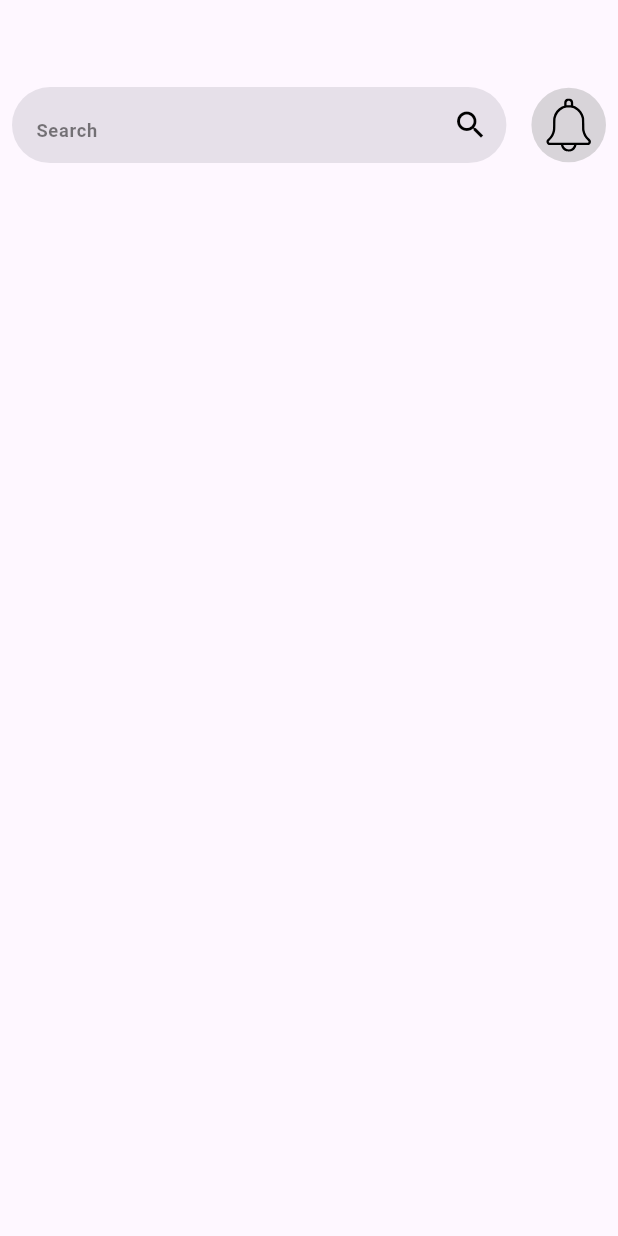
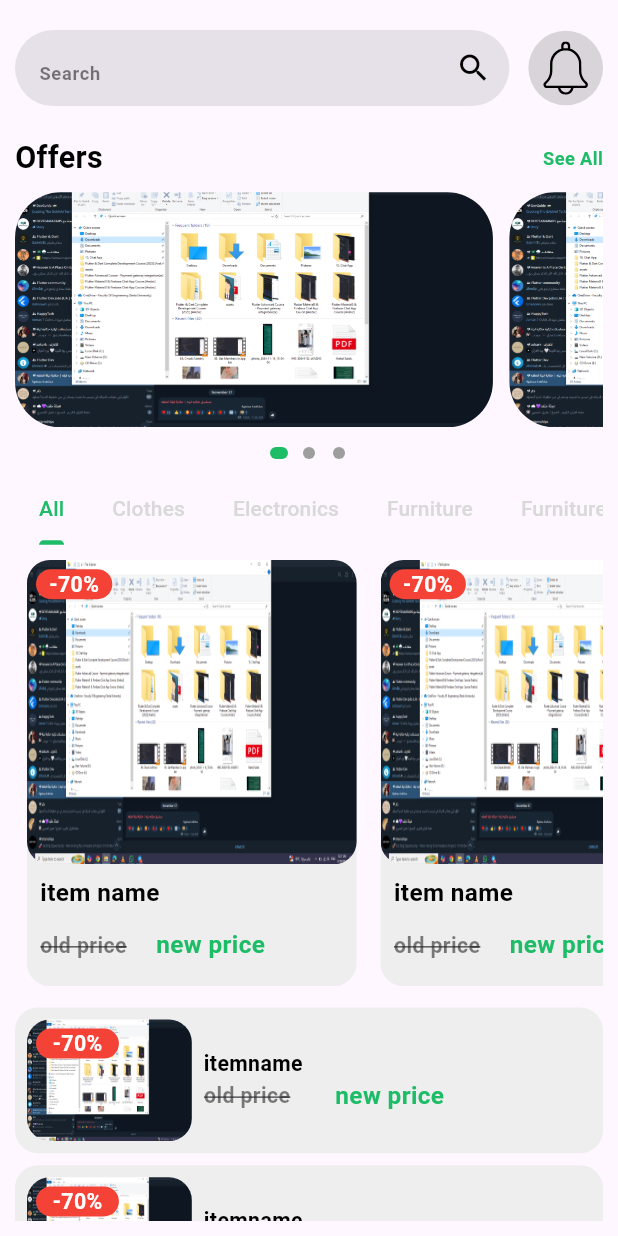
Before and after one commit to menna21111/trendify, a Flutter app: the screen it shows after launch, on a phone screen of 412 x 824 dp. Run offline on Flutter 3.47's test engine with Material 3 defaults, Android fonts, the phone set to English and light mode, and no system bars; drawn by our look-alikes of dots_indicator; our stand-ins replace bloc, flutter_screenutil, flutter_svg, freezed_annotation, shared_preferences.

Commit message:
'changes'

```diff
--- a/lib/features/home/presination/pages/home_screan.dart
+++ b/lib/features/home/presination/pages/home_screan.dart
@@ -3,6 +3,13 @@ import 'package:flutter_screenutil/flutter_screenutil.dart';
 import 'package:trendify/core/Theming/colors.dart';
 import 'package:trendify/core/Theming/text_styles.dart';
 import 'package:flutter_svg/flutter_svg.dart';
+
+import '../widgets/appbar_home.dart';
+import '../widgets/banners.dart';
+import '../widgets/categrios.dart';
+import '../widgets/item_categries.dart';
+import '../widgets/list_categries_item.dart';
+import '../widgets/product_list.dart';
 class HomeScrean extends StatelessWidget {
   const HomeScrean({super.key});
 
@@ -11,37 +18,30 @@ class HomeScrean extends StatelessWidget {
     return  SafeArea(
       child: Scaffold(
       body: Padding(
-        padding: const EdgeInsets.all(8.0),
-        child: Column(children: [
-          const SizedBox(height: 50,),
-          Row(
-            children: [
-              SizedBox(
-                width: 300.w,
-                height: 50.h,
-                child: TextFormField(
-                  cursorColor: Colors.black,
-                      decoration: InputDecoration(
-                        filled: true,
-                        // contentPadding: EdgeInsets.symmetric(vertical: 10.h,horizontal: 10.w),
-                        fillColor: Colors.grey[250],
-                        suffixIcon: const Icon(Icons.search,color: Colorsmanager.blackcolor,),
-                        focusedBorder: OutlineInputBorder(borderRadius: BorderRadius.circular(25.r),borderSide: const BorderSide(color: Colors.transparent)),
-                        hintText: 'Search',
-                        hintStyle: Textstyles.font12greybold,
-                      enabledBorder: OutlineInputBorder(borderRadius: BorderRadius.circular(25.r),borderSide: const BorderSide(color: Colors.transparent)),
-                )),
-              ),
-              const Spacer(),
-              Container(
-                padding:  EdgeInsets.all(7.h),
-                // height: 40.h,
-                // width: 45,
-                decoration: const BoxDecoration(color:   Color.fromARGB(100, 158, 158, 158),shape: BoxShape.circle),
-                child: SvgPicture.asset('assets/icons/notification.svg',height:  35.h,))
-            ],
-          )
-        ],),
+        padding: const EdgeInsets.all(10.0),
+        child: CustomScrollView(
+          slivers: [
+            SliverToBoxAdapter(
+              child: Column(children: [
+                const SizedBox(height: 10,),
+               const AppbarHome(),
+                SizedBox(height: 20.h,),
+               Row(children: [
+                Text('Offers',style: Textstyles.font20blackbold,),
+                const Spacer(),
+                Text('See All',style: Textstyles.font12greybold.copyWith(color: Colorsmanager.greencolor),)
+               ],),
+               const Banners(),
+                 SizedBox(height: 10.h,),
+               const Categrios(),
+
+              ],),
+            ),
+            SliverToBoxAdapter(
+              child: ProductList(),
+            )
+          ],
+        ),
       ),
       ),
     );
--- /dev/null
+++ b/lib/features/home/presination/widgets/appbar_home.dart
@@ -0,0 +1,41 @@
+import 'package:flutter/material.dart';
+import 'package:flutter_screenutil/flutter_screenutil.dart';
+import 'package:flutter_svg/flutter_svg.dart';
+
+import '../../../../core/Theming/colors.dart';
+import '../../../../core/Theming/text_styles.dart';
+
+class AppbarHome extends StatelessWidget {
+  const AppbarHome({super.key});
+
+  @override
+  Widget build(BuildContext context) {
+    return  Row(
+            children: [
+              SizedBox(
+                width: 300.w,
+                height: 50.h,
+                child: TextFormField(
+                  cursorColor: Colors.black,
+                      decoration: InputDecoration(
+                        filled: true,
+                        // contentPadding: EdgeInsets.symmetric(vertical: 10.h,horizontal: 10.w),
+                        fillColor: Colors.grey[250],
+                        suffixIcon: const Icon(Icons.search,color: Colorsmanager.blackcolor,),
+                        focusedBorder: OutlineInputBorder(borderRadius: BorderRadius.circular(25.r),borderSide: const BorderSide(color: Colors.transparent)),
+                        hintText: 'Search',
+                        hintStyle: Textstyles.font12greybold,
+                      enabledBorder: OutlineInputBorder(borderRadius: BorderRadius.circular(25.r),borderSide: const BorderSide(color: Colors.transparent)),
+                )),
+              ),
+              const Spacer(),
+              Container(
+                padding:  EdgeInsets.all(7.h),
+                // height: 40.h,
+                // width: 45,
+                decoration: const BoxDecoration(color:   Color.fromARGB(100, 158, 158, 158),shape: BoxShape.circle),
+                child: SvgPicture.asset('assets/icons/notification.svg',height:  35.h,))
+            ],
+          );
+  }
+}
--- /dev/null
+++ b/lib/features/home/presination/widgets/banners.dart
@@ -0,0 +1,118 @@
+import 'package:dots_indicator/dots_indicator.dart';
+import 'package:flutter/material.dart';
+import 'package:flutter_screenutil/flutter_screenutil.dart';
+import 'package:trendify/core/Theming/colors.dart';
+
+class Banners extends StatefulWidget {
+  const Banners({super.key});
+
+  @override
+  State<Banners> createState() => _BannersState();
+}
+
+class _BannersState extends State<Banners> {
+  int currentIndex = 0;
+  final ScrollController _scrollController = ScrollController();
+
+  @override
+  void initState() {
+    super.initState();
+    _scrollController.addListener(_onScroll);
+  }
+
+  @override
+  void dispose() {
+    _scrollController.removeListener(_onScroll);
+    _scrollController.dispose();
+    super.dispose();
+  }
+
+void _onScroll() {
+  if (_scrollController.hasClients) {
+    final itemWidth = MediaQuery.of(context).size.width * 0.7 + 20;
+    final index = (_scrollController.offset / itemWidth).round();
+
+    if (index != currentIndex && index >= 0) { // Ensure index is non-negative
+      setState(() {
+        currentIndex = index;
+      });
+    }
+  }
+}
+
+
+  @override
+  Widget build(BuildContext context) {
+    final items = [
+      const ImageContainerModel(imagePath: 'assets/Screenshot.png'),
+      const ImageContainerModel(imagePath: 'assets/Screenshot.png'),
+      const ImageContainerModel(imagePath: 'assets/Screenshot.png'),
+    ];
+
+    return Column(
+      children: [
+        SizedBox(
+          height: MediaQuery.of(context).size.height *
+              0.21, // Adjust height as needed
+          child: ListView.builder(
+            controller: _scrollController,
+            // physics: const BouncingScrollPhysics() ,
+            scrollDirection: Axis.horizontal,
+            itemCount: items.length,
+            itemBuilder: (context, index) {
+              return GestureDetector(
+                onTap: () {
+                  setState(() {
+                    currentIndex = index;
+                  });
+                },
+                child: items[index],
+              );
+            },
+          ),
+        ),
+        const SizedBox(height: 5),
+        DotsIndicator(
+          dotsCount: items.length,
+          position: currentIndex,
+          decorator: DotsDecorator(
+            color: Colors.grey,
+            activeColor: Colorsmanager.greencolor,
+            size: const Size(12.0, 8.0),
+            activeSize: const Size(12.0, 8.0),
+            activeShape: RoundedRectangleBorder(
+              borderRadius: BorderRadius.circular(8.0),
+            ),
+            spacing: const EdgeInsets.symmetric(horizontal: 4.0),
+          ),
+        ),
+      ],
+    );
+  }
+}
+
+class ImageContainerModel extends StatelessWidget {
+  final String imagePath;
+
+  const ImageContainerModel({super.key, required this.imagePath});
+
+  @override
+  Widget build(BuildContext context) {
+    return Padding(
+      padding: EdgeInsets.only(top: 8.0.h, bottom: 8.h, right: 10.w),
+      child: ClipRRect(
+        borderRadius: BorderRadius.circular(30.r),
+        child: SizedBox(  width: 290.w,
+
+           // Adjust width as needed
+
+            child: Image.asset(
+              imagePath,
+              fit: BoxFit.cover,
+            ),
+
+        ),
+      ),
+    );
+  }
+}
--- /dev/null
+++ b/lib/features/home/presination/widgets/categrios.dart
@@ -0,0 +1,174 @@
+import 'package:flutter/material.dart';
+import 'package:flutter_screenutil/flutter_screenutil.dart';
+import 'package:trendify/core/Theming/colors.dart';
+
+import 'list_categries_item.dart';
+
+class Categrios extends StatefulWidget {
+   const Categrios({super.key});
+
+  @override
+  State<Categrios> createState() => _CategriosState();
+}
+
+class _CategriosState extends State<Categrios>with TickerProviderStateMixin {
+    TabController? tabController;
+  @override
+  void initState() {
+    tabController = TabController(length: 6, vsync: this);
+    super.initState();
+  }
+  @override
+
+  Widget build(BuildContext context) {
+    return  Column(
+      children: [
+        TabBar(
+          indicatorWeight: 1,
+        tabAlignment: TabAlignment.start,
+    // physics:  BouncingScrollPhysics(),
+         isScrollable: true,
+          labelColor: Colorsmanager.greencolor,
+        indicatorColor: Colorsmanager.greencolor,
+        unselectedLabelColor: Colorsmanager.greycolor,
+          dividerColor: Colors.transparent,
+           indicatorSize: TabBarIndicatorSize.label,
+          controller: tabController,
+          tabs: const [Tab(text: 'All'),Tab(text: 'Clothes'),Tab(text: 'Electronics'),Tab(text: 'Furniture'),Tab(text: 'Furniture'),Tab(text: 'Furniture'),],),
+          Container(
+            margin: EdgeInsets.only(top: 10.h,bottom: 10.h),
+
+            height: 280.h,
+            child: TabBarView( controller: tabController,children:const [
+              ListCategriesItem(),ListCategriesItem(),ListCategriesItem(),ListCategriesItem(),ListCategriesItem(),ListCategriesItem(),
+            ],),
+          )
+      ],
+    );
+  }
+}
+// import 'package:flutter/cupertino.dart';
+// import 'package:flutter/material.dart';
+
+
+
+
+
+
+// class Categrios extends StatefulWidget {
+//   const Categrios({super.key});
+
+//   @override
+//   State<Categrios> createState() => _CategriosState();
+// }
+
+// class _CategriosState extends State<Categrios> {
+//   List<String> tabs = [
+//     "Popular",
+//     "Most Visited",
+//     "Recent",
+//     "Explore",
+//   ];
+//   int current = 0;
+
+//   double changePositionedOfLine() {
+//     switch (current) {
+//       case 0:
+//         return 0;
+//       case 1:
+//         return 78;
+//       case 2:
+//         return 192;
+//       case 3:
+//         return 263;
+//       default:
+//         return 0;
+//     }
+//   }
+
+//   double changeContainerWidth() {
+//     switch (current) {
+//       case 0:
+//         return 50;
+//       case 1:
+//         return 80;
+//       case 2:
+//         return 50;
+//       case 3:
+//         return 50;
+//       default:
+//         return 0;
+//     }
+//   }
+
+//   @override
+//   Widget build(BuildContext context) {
+//     var size = MediaQuery.of(context).size;
+//     return SizedBox(
+//         width: size.width,
+//         height: size.height,
+//         child: Column(
+//           children: [
+//             Container(
+//               margin: const EdgeInsets.only(top: 15),
+//               width: size.width,
+//               height: size.height * 0.05,
+//               child: Stack(
+//                 children: [
+//                   Positioned(
+//                     top: 0,
+//                     left: 0,
+//                     right: 0,
+//                     child: SizedBox(
+
+//                       height: size.height * 0.04,
+//                       child: ListView.builder(
+//                           physics: const BouncingScrollPhysics(),
+//                           scrollDirection: Axis.horizontal,
+//                           itemCount: tabs.length,
+//                           itemBuilder: (context, index) {
+//                             return Padding(
+//                               padding: EdgeInsets.only(
+//                                   left: index == 0 ? 10 : 23, top: 7),
+//                               child: GestureDetector(
+//                                 onTap: () {
+//                                   setState(() {
+//                                     current = index;
+//                                   });
+//                                 },
+//                                 child: Text(
+//                                   tabs[index],
+
+//                                 ),
+//                               ),
+//                             );
+//                           }),
+//                     ),
+//                   ),
+//                   AnimatedPositioned(
+//                     curve: Curves.fastLinearToSlowEaseIn,
+//                     bottom: 0,
+//                     left: changePositionedOfLine(),
+//                     duration: const Duration(milliseconds: 500),
+//                     child: AnimatedContainer(
+//                       margin: const EdgeInsets.only(left: 10),
+//                       width: changeContainerWidth(),
+//                       height: size.height * 0.008,
+//                       decoration: BoxDecoration(
+//                         color: Colors.deepPurpleAccent,
+//                         borderRadius: BorderRadius.circular(5),
+//                       ),
+//                       duration: const Duration(milliseconds: 1000),
+//                       curve: Curves.fastLinearToSlowEaseIn,
+//                     ),
+//                   )
+//                 ],
+//               ),
+//             ),
+
+//           ],
+//         ),
+
+//     );
+//   }
+// }
--- /dev/null
+++ b/lib/features/home/presination/widgets/item_categries.dart
@@ -0,0 +1,57 @@
+import 'package:flutter/foundation.dart';
+import 'package:flutter/material.dart';
+import 'package:flutter_screenutil/flutter_screenutil.dart';
+import 'package:trendify/core/Theming/colors.dart';
+
+import '../../../../core/Theming/text_styles.dart';
+
+class ItemCategries extends StatelessWidget {
+  const ItemCategries({super.key});
+
+  @override
+  Widget build(BuildContext context) {
+    return  IntrinsicWidth(
+      child: Container(
+        decoration: BoxDecoration(borderRadius: BorderRadius.circular(15.r), color: Colors.grey[200],),
+
+
+        child: Column(
+          crossAxisAlignment: CrossAxisAlignment.start,
+          children: [
+          Stack(
+            children: [
+              ClipRRect(
+
+                  borderRadius: BorderRadius.circular(15.r),
+
+                child: Image.asset('assets/Screenshot.png',height: 200.h,width: 200.w,fit: BoxFit.fill
+                ,),
+              ),
+            Positioned(
+              top: 6.h,
+              left:6 ,
+              child: Container(
+              decoration: BoxDecoration(borderRadius: BorderRadius.circular(10.r),color: Colors.red),
+              padding: EdgeInsets.symmetric(horizontal: 8.w,),
+              child: Text('-70%',style: Textstyles.font14blackbold.copyWith(color: Colorsmanager.whitecolor),),),)
+            ],
+          ),
+          Padding(
+            padding:  EdgeInsets.only(right:  2.0.w,left: 8.w,top: 7.h,bottom: 5.h),
+            child: Text('item name',maxLines: 1,style: Textstyles.font16blackbold,),
+          ),
+          Padding(
+          padding:  EdgeInsets.only(right:  2.0.w,left: 8.w,top: 7.h,bottom: 5.h),
+            child: Row(
+              children: [
+              Text('old price',style:Textstyles.font12greybold.copyWith(fontSize: 14.sp,   decoration: TextDecoration.lineThrough,)),
+              Spacer(flex: 1,),
+              Text('new price',style: Textstyles.font16blackbold.copyWith(color: Colorsmanager.greencolor)), Spacer(flex: 3,),
+            ]),
+          )
+          ],
+        ),
+      ),
+    );
+  }
+}
--- /dev/null
+++ b/lib/features/home/presination/widgets/list_categries_item.dart
@@ -0,0 +1,20 @@
+import 'package:flutter/material.dart';
+import 'package:trendify/features/home/presination/widgets/item_categries.dart';
+
+class ListCategriesItem extends StatelessWidget {
+  const ListCategriesItem({super.key});
+
+  @override
+  Widget build(BuildContext context) {
+    return ListView.builder(
+      scrollDirection: Axis.horizontal,
+      itemCount: 4,
+      itemBuilder: (context, index) {
+        return Padding(
+          padding:  EdgeInsets.symmetric(horizontal: 8.0),
+          child: ItemCategries(),
+        );
+      },
+    );
+  }
+}
--- /dev/null
+++ b/lib/features/home/presination/widgets/product_item.dart
@@ -0,0 +1,66 @@
+import 'package:flutter/material.dart';
+import 'package:flutter_screenutil/flutter_screenutil.dart';
+
+import '../../../../core/Theming/colors.dart';
+import '../../../../core/Theming/text_styles.dart';
+
+class ProductItem extends StatelessWidget {
+  const ProductItem({super.key});
+
+  @override
+
+  Widget build(BuildContext context) {
+    return Padding(
+      padding: const EdgeInsets.symmetric(vertical:  4),
+      child: Container(
+
+
+        padding: EdgeInsets.all(8),
+               decoration: BoxDecoration(borderRadius: BorderRadius.circular(15.r), color: Colors.grey[200],),
+        child: Row(
+          mainAxisAlignment: MainAxisAlignment.spaceBetween,
+          children: [
+              Stack(
+              children: [
+                ClipRRect(
+
+                    borderRadius: BorderRadius.circular(15.r),
+
+                  child: Image.asset('assets/Screenshot.png',height: 80.h,width: 100.w,fit: BoxFit.fill
+                  ,),
+                ),
+              Positioned(
+                top: 6.h,
+                left:6 ,
+                child: Container(
+                decoration: BoxDecoration(borderRadius: BorderRadius.circular(10.r),color: Colors.red),
+                padding: EdgeInsets.symmetric(horizontal: 10.w,),
+                child: Text('-70%',style: Textstyles.font14blackbold.copyWith(color: Colorsmanager.whitecolor),),),)
+              ],
+            ),
+
+            Expanded(
+              child: Padding(
+                padding: const EdgeInsets.all(8.0),
+                child: Column(
+                  crossAxisAlignment: CrossAxisAlignment.start,
+                  mainAxisAlignment: MainAxisAlignment.spaceEvenly,
+                  children: [
+                    Text('itemname',style: Textstyles.font14blackbold,textAlign: TextAlign.center,),
+                    SizedBox()
+                   ,  Row(
+                    children: [
+                    Text('old price',style:Textstyles.font12greybold.copyWith(fontSize: 14.sp,   decoration: TextDecoration.lineThrough,)),
+                    const Spacer(flex: 1,),
+                    Text('new price',style: Textstyles.font16blackbold.copyWith(color: Colorsmanager.greencolor)), Spacer(flex: 3,),
+                  ]),
+                  ],
+                ),
+              ),
+            )
+          ],
+        ),
+      ),
+    );
+  }
+}
--- /dev/null
+++ b/lib/features/home/presination/widgets/product_list.dart
@@ -0,0 +1,19 @@
+import 'package:flutter/material.dart';
+import 'package:trendify/features/home/presination/widgets/product_item.dart';
+
+class ProductList extends StatelessWidget {
+  const ProductList({super.key});
+
+  @override
+  Widget build(BuildContext context) {
+    return ListView.builder(
+      scrollDirection: Axis.vertical,
+           physics: const NeverScrollableScrollPhysics(),
+      shrinkWrap: true,
+      itemCount: 5,
+      itemBuilder: (context, index) {
+        return const ProductItem();
+      },
+    );
+  }
+}
--- a/lib/shop_vibes_app.dart
+++ b/lib/shop_vibes_app.dart
@@ -13,7 +13,13 @@ class ShopVibesApp extends StatelessWidget {
       designSize: const Size(375, 812),
       minTextAdapt: true,
       splitScreenMode: true,
-      builder: (context, child) => const MaterialApp(
+      builder: (context, child) =>  MaterialApp(
+          builder: (context, child) {
+            return MediaQuery(
+                data: MediaQuery.of(context)
+                    .copyWith(textScaler: TextScaler.linear(1.0)),
+                child: child!);
+          },
         debugShowCheckedModeBanner: false,
         home: HomeScrean(),
       ),
--- a/pubspec.yaml
+++ b/pubspec.yaml
@@ -48,6 +48,8 @@ dependencies:
   intl: ^0.20.1
   flutter_svg: ^2.0.17
   flutter_screenutil: ^5.9.3
+  dots_indicator: ^3.0.0
+  carousel_slider: ^5.0.0
 
 dev_dependencies:
   flutter_test:
@@ -77,6 +79,7 @@ flutter:
     - assets/images/
     - assets/fonts/
     - assets/icons/
+    - assets/
   #   - images/a_dot_ham.jpeg
 
   # An image asset can refer to one or more resolution-specific "variants", see
```
Also changed, not shown: assets/Screenshot.png (added), pubspec.lock.
